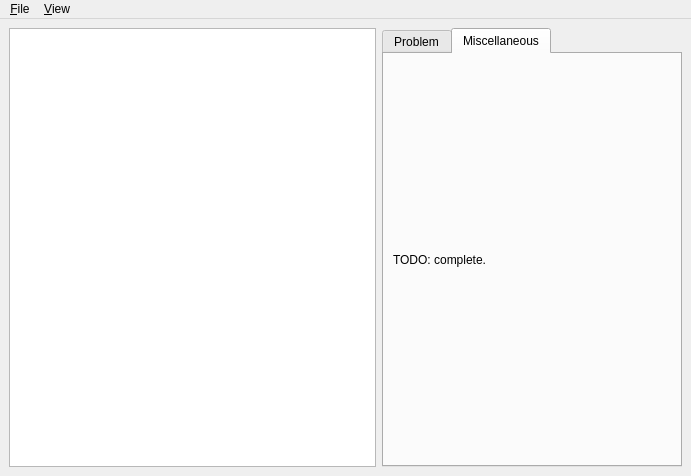
This is src/mainwindow.ui in Manipulators/Manipulator as Qt 5 draws it before an edit. The edited form follows.
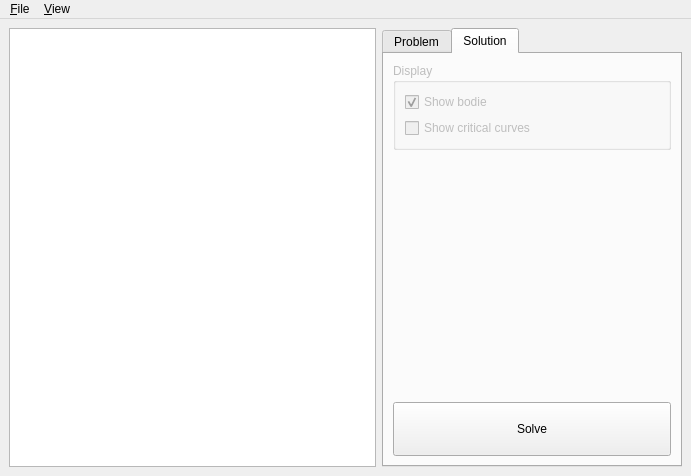
This is the edited form. The open tabs and pages were chosen to show the change.

Commit message: Adding solution tab without backend

What changed in the file:
```diff
--- a/src/mainwindow.ui
+++ b/src/mainwindow.ui
@@ -339,13 +339,67 @@
       </widget>
       <widget class="QWidget" name="tabMiscellaneous">
        <attribute name="title">
-        <string>Miscellaneous</string>
+        <string>Solution</string>
        </attribute>
        <layout class="QVBoxLayout" name="verticalLayout_4">
         <item>
-         <widget class="QLabel" name="labelTODO">
+         <widget class="QGroupBox" name="groupBoxDisplay">
+          <property name="enabled">
+           <bool>false</bool>
+          </property>
+          <property name="title">
+           <string>Display</string>
+          </property>
+          <layout class="QVBoxLayout" name="verticalLayout_3">
+           <item>
+            <widget class="QCheckBox" name="checkBox">
+             <property name="enabled">
+              <bool>false</bool>
+             </property>
+             <property name="text">
+              <string>Show bodie</string>
+             </property>
+             <property name="checkable">
+              <bool>true</bool>
+             </property>
+             <property name="checked">
+              <bool>true</bool>
+             </property>
+            </widget>
+           </item>
+           <item>
+            <widget class="QCheckBox" name="checkBox_2">
+             <property name="text">
+              <string>Show critical curves</string>
+             </property>
+            </widget>
+           </item>
+          </layout>
+         </widget>
+        </item>
+        <item>
+         <spacer name="verticalSpacer_2">
+          <property name="orientation">
+           <enum>Qt::Vertical</enum>
+          </property>
+          <property name="sizeHint" stdset="0">
+           <size>
+            <width>20</width>
+            <height>40</height>
+           </size>
+          </property>
+         </spacer>
+        </item>
+        <item>
+         <widget class="QPushButton" name="pushButtonSolve">
+          <property name="minimumSize">
+           <size>
+            <width>0</width>
+            <height>54</height>
+           </size>
+          </property>
           <property name="text">
-           <string>TODO: complete.</string>
+           <string>Solve</string>
           </property>
          </widget>
         </item>
```
Left out of the diff: 4 changed lines with no effect on the pictures. The commit also changes 2 other files.
